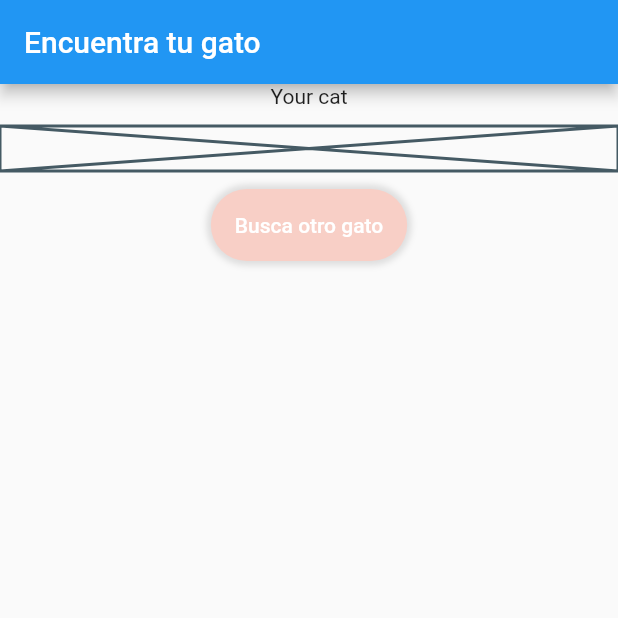
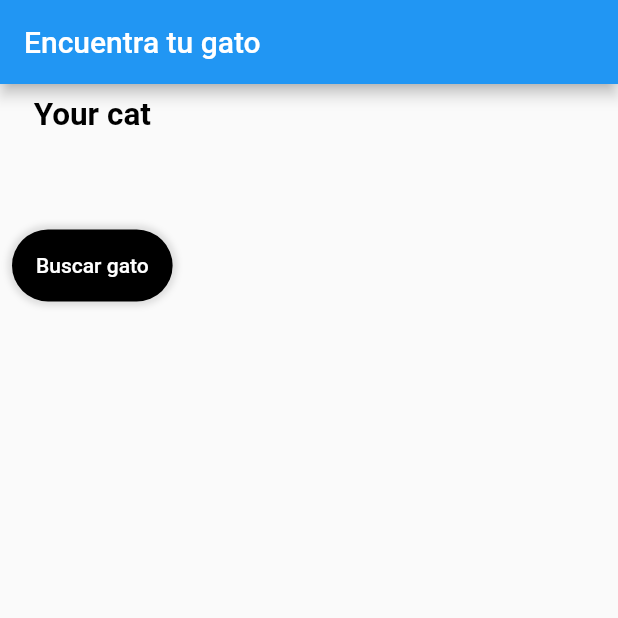
Before and after one commit to dmontil/doctus_test, a Flutter app: the screen it shows after launch, on a phone screen of 412 x 824 dp, the top half of it. Run offline on Flutter 3.47's test engine with Material 2 defaults, Android fonts, the phone set to English and light mode, and no system bars; our stand-ins replace bloc, flutter_bloc, formz, freezed_annotation, get_it, go_router and 3 more; missing offline and left inert: version.

Commit message:
Refactor cat screen

```diff
--- a/lib/features/cats/app/cubit/cats_cubit.dart
+++ b/lib/features/cats/app/cubit/cats_cubit.dart
@@ -11,7 +11,7 @@
     required CatsRepository catsRepository,
   })  : _catsRepository = catsRepository,
         super(
-          const CatsState(status: Status.loading, cats: []),
+          const CatsState(status: Status.initial, cats: []),
         );
 
   Future<void> getCat() async {
--- a/lib/features/cats/app/ui/screen/cats_screen.dart
+++ b/lib/features/cats/app/ui/screen/cats_screen.dart
@@ -1,11 +1,12 @@
 import 'package:doctus_test/core/di/locator.dart';
 import 'package:doctus_test/core/extensions/snackbar_extensions.dart';
-import 'package:doctus_test/core/ui/styles/app_colors.dart';
 import 'package:doctus_test/core/ui/styles/app_spaces.dart';
-import 'package:doctus_test/core/ui/widgets/buttons/cta_button.dart';
+import 'package:doctus_test/core/ui/styles/app_text_style.dart';
 import 'package:doctus_test/core/utils/enums/status.dart';
 import 'package:doctus_test/features/cats/app/cubit/cats_cubit.dart';
 import 'package:doctus_test/features/cats/app/cubit/cats_state.dart';
+import 'package:doctus_test/features/cats/app/ui/widgets/cat_button.dart';
+import 'package:doctus_test/features/cats/app/ui/widgets/cats_list.dart';
 import 'package:flutter/material.dart';
 import 'package:flutter_bloc/flutter_bloc.dart';
 
@@ -16,9 +17,9 @@
   Widget build(BuildContext context) {
     return Scaffold(
         appBar: AppBar(
-        title: Text('Encuentra tu gato'),
+          title: const Text('Encuentra tu gato'),
         ),
-      body: BlocConsumer<CatsCubit, CatsState>(
+        body: BlocListener<CatsCubit, CatsState>(
           bloc: locator<CatsCubit>(),
           listener: (context, state) {
             if (state.status.isError) {
@@ -27,31 +28,31 @@
               );
             }
           },
-        builder: (context, state) {
-          return Column(
+          child: const Padding(
+            padding: EdgeInsets.all(8.0),
+            child: Column(
+              crossAxisAlignment: CrossAxisAlignment.center,
               children: [
-              Text('Your cat'),
+                _Title(),
                 gapH12,
-              if (state.cats.isNotEmpty)
-                ListView.builder(
-                    shrinkWrap: true,
-                    physics: const NeverScrollableScrollPhysics(),
-                    itemCount: state.cats.length,
-                    itemBuilder: (context, index) {
-                      return Image.network(state.cats[index].image);
-                    }),
-              Placeholder(
-                fallbackHeight: 30,
+                CatsList(),
+                gapH12,
+                CatButton(),
+              ],
             ),
-              gapH12,
-              CtaButton(
-                  onPressed: () => locator<CatsCubit>().getCat(),
-                  text: 'Busca otro gato',
-                  color: AppColors.priceBoxSelectedBackground)
-            ],
-          );
-        },
           ),
+        ));
+  }
+}
+
+class _Title extends StatelessWidget {
+  const _Title();
+
+  @override
+  Widget build(BuildContext context) {
+    return Text(
+      'Your cat',
+      style: AppTextStyle.h1,
     );
   }
 }
--- /dev/null
+++ b/lib/features/cats/app/ui/widgets/cat_button.dart
@@ -0,0 +1,28 @@
+import 'package:doctus_test/core/di/locator.dart';
+import 'package:doctus_test/core/ui/styles/app_colors.dart';
+import 'package:doctus_test/core/ui/widgets/buttons/cta_button.dart';
+import 'package:doctus_test/core/utils/enums/status.dart';
+import 'package:doctus_test/features/cats/app/cubit/cats_cubit.dart';
+import 'package:doctus_test/features/cats/app/cubit/cats_state.dart';
+import 'package:flutter/material.dart';
+import 'package:flutter_bloc/flutter_bloc.dart';
+
+class CatButton extends StatelessWidget {
+  const CatButton({super.key});
+
+  @override
+  Widget build(BuildContext context) {
+    return BlocBuilder<CatsCubit, CatsState>(
+      bloc: locator<CatsCubit>(),
+      buildWhen: (previous, current) => previous.status != current.status,
+      builder: (context, state) {
+        return CtaButton(
+            onPressed: state.status.isLoading
+                ? null
+                : () => locator<CatsCubit>().getCat(),
+            text: 'Buscar gato',
+            color: AppColors.black);
+      },
+    );
+  }
+}
--- /dev/null
+++ b/lib/features/cats/app/ui/widgets/cats_list.dart
@@ -0,0 +1,35 @@
+import 'package:doctus_test/core/di/locator.dart';
+import 'package:doctus_test/core/utils/enums/status.dart';
+import 'package:doctus_test/features/cats/app/cubit/cats_cubit.dart';
+import 'package:doctus_test/features/cats/app/cubit/cats_state.dart';
+import 'package:doctus_test/features/cats/app/ui/widgets/loading_placeholder.dart';
+import 'package:flutter/material.dart';
+import 'package:flutter_bloc/flutter_bloc.dart';
+
+class CatsList extends StatelessWidget {
+  const CatsList({super.key});
+
+  @override
+  Widget build(BuildContext context) {
+    return Padding(
+      padding: const EdgeInsets.all(20.0),
+      child: BlocBuilder<CatsCubit, CatsState>(
+          bloc: locator<CatsCubit>(),
+          builder: (context, state) {
+            if (state.status.isLoading) {
+              return const LoadingPlaceHolder();
+            }
+            if (state.cats.isNotEmpty) {
+              return ListView.builder(
+                  shrinkWrap: true,
+                  physics: const NeverScrollableScrollPhysics(),
+                  itemCount: state.cats.length,
+                  itemBuilder: (context, index) {
+                    return Image.network(state.cats[index].image);
+                  });
+            }
+            return const SizedBox.shrink();
+          }),
+    );
+  }
+}
--- /dev/null
+++ b/lib/features/cats/app/ui/widgets/loading_placeholder.dart
@@ -0,0 +1,17 @@
+import 'package:flutter/material.dart';
+import 'package:shimmer/shimmer.dart';
+
+class LoadingPlaceHolder extends StatelessWidget {
+  const LoadingPlaceHolder({super.key});
+
+  @override
+  Widget build(BuildContext context) {
+    return Shimmer.fromColors(
+        baseColor: Colors.grey,
+        highlightColor: Colors.black,
+        child: const Placeholder(
+          fallbackHeight: 200,
+          fallbackWidth: 200,
+        ));
+  }
+}
--- a/lib/features/cats/data/mock_cats_repository.dart
+++ b/lib/features/cats/data/mock_cats_repository.dart
@@ -4,6 +4,7 @@
 class MockCatsRepository implements CatsRepository{
   @override
   Future<Cat> getCat() async {
+    await Future.delayed(const Duration(seconds: 2));
     return  const Cat(
       image: 'https://www.kevinwanke.com/wp-content/uploads/2021/06/marcel-friedrich-XC_28Kk25F0-unsplash.jpg',
       id: '1',
```
Lines whose indentation alone changed are shown as unchanged.
